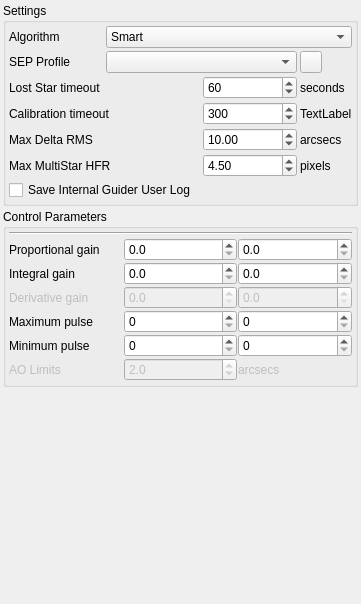
Old version of the form kstars/ekos/guide/opsguide.ui in the repository KDE/kstars.
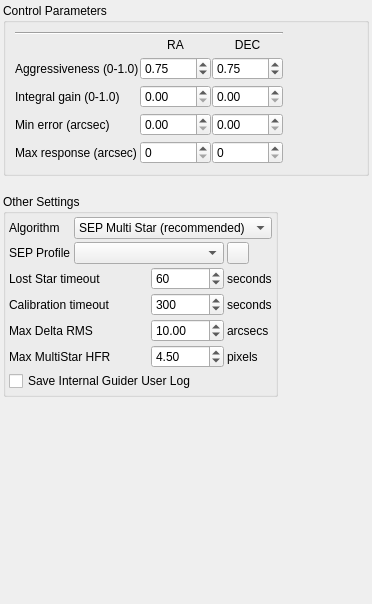
New version of the form.

Commit message: Refactor guider, adjust UI, convert to 0-1.0 control parameter, use calibration, add calibration test.

Diff of the .ui file:
```diff
--- a/kstars/ekos/guide/opsguide.ui
+++ b/kstars/ekos/guide/opsguide.ui
@@ -6,7 +6,7 @@
    <rect>
     <x>0</x>
     <y>0</y>
-    <width>361</width>
+    <width>372</width>
     <height>604</height>
    </rect>
   </property>
@@ -27,9 +27,264 @@
     <number>3</number>
    </property>
    <item>
+    <widget class="QGroupBox" name="controlGroup">
+     <property name="title">
+      <string>Control Parameters</string>
+     </property>
+     <layout class="QHBoxLayout" name="horizontalLayout_1">
+      <item>
+       <layout class="QVBoxLayout" name="verticalLayout_3">
+        <property name="spacing">
+         <number>3</number>
+        </property>
+        <property name="leftMargin">
+         <number>0</number>
+        </property>
+        <property name="topMargin">
+         <number>0</number>
+        </property>
+        <property name="rightMargin">
+         <number>0</number>
+        </property>
+        <property name="bottomMargin">
+         <number>0</number>
+        </property>
+        <item>
+         <widget class="Line" name="line">
+          <property name="orientation">
+           <enum>Qt::Horizontal</enum>
+          </property>
+         </widget>
+        </item>
+        <item>
+         <layout class="QGridLayout" name="gridLayout_3" columnstretch="1,0,0">
+          <property name="horizontalSpacing">
+           <number>1</number>
+          </property>
+          <property name="verticalSpacing">
+           <number>5</number>
+          </property>
+          <item row="2" column="0">
+           <widget class="QLabel" name="l_12">
+            <property name="toolTip">
+             <string>&lt;html&gt;&lt;head/&gt;&lt;body&gt;&lt;p&gt;This adds a correction term based on the average of the past 50 guide deviations. For example, if the deviation is consistently negative, this will attempt to compensate. Best to start with 0.0 (no effect) and only use this if necessary.&lt;/p&gt;&lt;/body&gt;&lt;/html&gt;</string>
+            </property>
+            <property name="text">
+             <string>Integral gain (0-1.0)</string>
+            </property>
+           </widget>
+          </item>
+          <item row="1" column="1">
+           <widget class="QDoubleSpinBox" name="spinBox_PropGainRA">
+            <property name="decimals">
+             <number>2</number>
+            </property>
+            <property name="maximum">
+             <double>2.000000000000000</double>
+            </property>
+            <property name="singleStep">
+             <double>0.050000000000000</double>
+            </property>
+            <property name="value">
+             <double>0.750000000000000</double>
+            </property>
+           </widget>
+          </item>
+          <item row="1" column="0">
+           <widget class="QLabel" name="l_11">
+            <property name="toolTip">
+             <string>&lt;html&gt;&lt;head/&gt;&lt;body&gt;&lt;p&gt;How aggressively the guider attempts to correct the guide deviations. 1.0 would attempt to fully correct the error. It's best to use an aggressiveness less than 1.0 to avoid oscillations.&lt;/p&gt;&lt;/body&gt;&lt;/html&gt;</string>
+            </property>
+            <property name="text">
+             <string>Aggressiveness (0-1.0)</string>
+            </property>
+            <property name="margin">
+             <number>0</number>
+            </property>
+            <property name="indent">
+             <number>0</number>
+            </property>
+           </widget>
+          </item>
+          <item row="1" column="2">
+           <widget class="QDoubleSpinBox" name="spinBox_PropGainDEC">
+            <property name="decimals">
+             <number>2</number>
+            </property>
+            <property name="maximum">
+             <double>2.000000000000000</double>
+            </property>
+            <property name="singleStep">
+             <double>0.050000000000000</double>
+            </property>
+            <property name="value">
+             <double>0.750000000000000</double>
+            </property>
+           </widget>
+          </item>
+          <item row="0" column="2">
+           <widget class="QLabel" name="l_02">
+            <property name="text">
+             <string>DEC</string>
+            </property>
+            <property name="alignment">
+             <set>Qt::AlignCenter</set>
+            </property>
+           </widget>
+          </item>
+          <item row="0" column="1">
+           <widget class="QLabel" name="l_01">
+            <property name="text">
+             <string>RA</string>
+            </property>
+            <property name="alignment">
+             <set>Qt::AlignCenter</set>
+            </property>
+           </widget>
+          </item>
+          <item row="4" column="0">
+           <widget class="QLabel" name="l_14">
+            <property name="toolTip">
+             <string>&lt;html&gt;&lt;head/&gt;&lt;body&gt;&lt;p&gt;Maximum guide pulse that is generated by the guider and sent to the mount in arc-second units. That is, the guider will not attempt to move the mount more than this many arc-seconds at any given time.&lt;/p&gt;&lt;/body&gt;&lt;/html&gt;</string>
+            </property>
+            <property name="text">
+             <string>Max response (arcsec)</string>
+            </property>
+            <property name="rightMargin" stdset="0">
+             <number>5</number>
+            </property>
+           </widget>
+          </item>
+          <item row="3" column="1">
+           <widget class="QDoubleSpinBox" name="spinBox_MinPulseArcSecRA">
+            <property name="decimals">
+             <number>2</number>
+            </property>
+            <property name="maximum">
+             <double>1000.000000000000000</double>
+            </property>
+            <property name="singleStep">
+             <double>0.100000000000000</double>
+            </property>
+           </widget>
+          </item>
+          <item row="2" column="1">
+           <widget class="QDoubleSpinBox" name="spinBox_IntGainRA">
+            <property name="decimals">
+             <number>2</number>
+            </property>
+            <property name="maximum">
+             <double>1.000000000000000</double>
+            </property>
+            <property name="singleStep">
+             <double>0.050000000000000</double>
+            </property>
+           </widget>
+          </item>
+          <item row="3" column="0">
+           <widget class="QLabel" name="l_15">
+            <property name="toolTip">
+             <string>&lt;html&gt;&lt;head/&gt;&lt;body&gt;&lt;p&gt;Minimum guide deviation, in arc-seconds, for which a guide pulse would be sent to the mount. If the guide error is less than this value, then no pulse is sent to the mount.&lt;/p&gt;&lt;/body&gt;&lt;/html&gt;</string>
+            </property>
+            <property name="text">
+             <string>Min error (arcsec)</string>
+            </property>
+            <property name="rightMargin" stdset="0">
+             <number>5</number>
+            </property>
+           </widget>
+          </item>
+          <item row="2" column="2">
+           <widget class="QDoubleSpinBox" name="spinBox_IntGainDEC">
+            <property name="decimals">
+             <number>2</number>
+            </property>
+            <property name="maximum">
+             <double>1.000000000000000</double>
+            </property>
+            <property name="singleStep">
+             <double>0.050000000000000</double>
+            </property>
+           </widget>
+          </item>
+          <item row="4" column="2">
+           <widget class="QSpinBox" name="spinBox_MaxPulseArcSecDEC">
+            <property name="maximum">
+             <number>3600</number>
+            </property>
+            <property name="singleStep">
+             <number>10</number>
+            </property>
+           </widget>
+          </item>
+          <item row="4" column="1">
+           <widget class="QSpinBox" name="spinBox_MaxPulseArcSecRA">
+            <property name="maximum">
+             <number>3600</number>
+            </property>
+            <property name="singleStep">
+             <number>10</number>
+            </property>
+           </widget>
+          </item>
+          <item row="3" column="2">
+           <widget class="QDoubleSpinBox" name="spinBox_MinPulseArcSecDEC">
+            <property name="decimals">
+             <number>2</number>
+            </property>
+            <property name="maximum">
+             <double>1000.000000000000000</double>
+            </property>
+            <property name="singleStep">
+             <double>0.100000000000000</double>
+            </property>
+           </widget>
+          </item>
+         </layout>
+        </item>
+       </layout>
+      </item>
+      <item>
+       <spacer name="hSpacer">
+        <property name="orientation">
+         <enum>Qt::Horizontal</enum>
+        </property>
+        <property name="sizeType">
+         <enum>QSizePolicy::Expanding</enum>
+        </property>
+        <property name="sizeHint" stdset="0">
+         <size>
+          <width>0</width>
+          <height>0</height>
+         </size>
+        </property>
+       </spacer>
+      </item>
+     </layout>
+    </widget>
+   </item>
+   <item>
+    <spacer name="verticalSpacer_2">
+     <property name="orientation">
+      <enum>Qt::Vertical</enum>
+     </property>
+     <property name="sizeType">
+      <enum>QSizePolicy::Fixed</enum>
+     </property>
+     <property name="sizeHint" stdset="0">
+      <size>
+       <width>20</width>
+       <height>15</height>
+      </size>
+     </property>
+    </spacer>
+   </item>
+   <item>
+    <layout class="QHBoxLayout" name="horizontalLayout_2">
+     <item>
     <widget class="QGroupBox" name="groupBox">
      <property name="title">
-      <string>Settings</string>
+        <string>Other Settings</string>
      </property>
      <layout class="QGridLayout" name="gridLayout_2">
       <property name="leftMargin">
@@ -115,6 +370,9 @@
           <verstretch>0</verstretch>
          </sizepolicy>
         </property>
+          <property name="currentIndex">
+           <number>5</number>
+          </property>
         <item>
          <property name="text">
           <string>Smart</string>
@@ -160,7 +418,7 @@
       <item row="4" column="3">
        <widget class="QLabel" name="label_17">
         <property name="text">
-         <string>TextLabel</string>
+           <string>seconds</string>
         </property>
        </widget>
       </item>
@@ -263,234 +521,23 @@
      </layout>
     </widget>
    </item>
-
-  
    <item>
-    <widget class="QGroupBox" name="controlGroup">
-     <property name="title">
-      <string>Control Parameters</string>
-     </property>
-     <layout class="QVBoxLayout" name="verticalLayout_3">
-      <property name="spacing">
-       <number>3</number>
-      </property>
-      <property name="leftMargin">
-       <number>3</number>
-      </property>
-      <property name="topMargin">
-       <number>3</number>
-      </property>
-      <property name="rightMargin">
-       <number>3</number>
-      </property>
-      <property name="bottomMargin">
-       <number>3</number>
-      </property>
-      <item>
-       <widget class="Line" name="line">
+      <spacer name="hSpacer2">
         <property name="orientation">
          <enum>Qt::Horizontal</enum>
         </property>
-       </widget>
-      </item>
-      <item>
-       <layout class="QGridLayout" name="gridLayout_3">
-        <property name="spacing">
-         <number>1</number>
-        </property>
-        <item row="0" column="0">
-         <widget class="QLabel" name="l_11">
-          <property name="toolTip">
-           <string>&lt;html&gt;&lt;head/&gt;&lt;body&gt;&lt;p&gt;Proportional term accounts for present values of the error. For example, if the error is large and positive, the guider corrective pulse will also be large and positive.&lt;/p&gt;&lt;/body&gt;&lt;/html&gt;</string>
-          </property>
-          <property name="text">
-           <string>Proportional gain</string>
-          </property>
-         </widget>
-        </item>
-        <item row="0" column="1">
-         <widget class="QDoubleSpinBox" name="spinBox_PropGainRA">
-          <property name="decimals">
-           <number>1</number>
-          </property>
-          <property name="maximum">
-           <double>1000.000000000000000</double>
-          </property>
-         </widget>
-        </item>
-        <item row="0" column="2">
-         <widget class="QDoubleSpinBox" name="spinBox_PropGainDEC">
-          <property name="decimals">
-           <number>1</number>
-          </property>
-          <property name="maximum">
-           <double>1000.000000000000000</double>
-          </property>
-         </widget>
-        </item>
-        <item row="1" column="0">
-         <widget class="QLabel" name="l_12">
-          <property name="toolTip">
-           <string>&lt;html&gt;&lt;head/&gt;&lt;body&gt;&lt;p&gt;Integral term accounts for past values of the error. For example, if the current pulse is not sufficiently strong, the integral of the error will accumulate over time, and the guider will respond by applying a stronger action.&lt;/p&gt;&lt;/body&gt;&lt;/html&gt;</string>
-          </property>
-          <property name="text">
-           <string>Integral gain</string>
-          </property>
-         </widget>
-        </item>
-        <item row="1" column="1">
-         <widget class="QDoubleSpinBox" name="spinBox_IntGainRA">
-          <property name="decimals">
-           <number>1</number>
-          </property>
-          <property name="maximum">
-           <double>1000.000000000000000</double>
-          </property>
-         </widget>
-        </item>
-        <item row="1" column="2">
-         <widget class="QDoubleSpinBox" name="spinBox_IntGainDEC">
-          <property name="decimals">
-           <number>1</number>
-          </property>
-          <property name="maximum">
-           <double>1000.000000000000000</double>
-          </property>
-         </widget>
-        </item>
-        <item row="2" column="0">
-         <widget class="QLabel" name="l_13">
-          <property name="enabled">
-           <bool>false</bool>
-          </property>
-          <property name="toolTip">
-           <string>Derivative term accounts for possible future trends of the error, based on its current rate of change.</string>
-          </property>
-          <property name="text">
-           <string>Derivative gain</string>
-          </property>
-         </widget>
-        </item>
-        <item row="2" column="1">
-         <widget class="QDoubleSpinBox" name="spinBox_DerGainRA">
-          <property name="enabled">
-           <bool>false</bool>
-          </property>
-          <property name="decimals">
-           <number>1</number>
-          </property>
-          <property name="maximum">
-           <double>1000.000000000000000</double>
-          </property>
-         </widget>
-        </item>
-        <item row="2" column="2">
-         <widget class="QDoubleSpinBox" name="spinBox_DerGainDEC">
-          <property name="enabled">
-           <bool>false</bool>
-          </property>
-          <property name="decimals">
-           <number>1</number>
-          </property>
-          <property name="maximum">
-           <double>1000.000000000000000</double>
-          </property>
-         </widget>
-        </item>
-        <item row="3" column="0">
-         <widget class="QLabel" name="l_14">
-          <property name="toolTip">
-           <string>&lt;html&gt;&lt;head/&gt;&lt;body&gt;&lt;p&gt;Maximum guide pulse that is generated by the guider and sent to the mount.&lt;/p&gt;&lt;/body&gt;&lt;/html&gt;</string>
-          </property>
-          <property name="text">
-           <string>Maximum pulse</string>
-          </property>
-         </widget>
-        </item>
-        <item row="3" column="1">
-         <widget class="QSpinBox" name="spinBox_MaxPulseRA">
-          <property name="maximum">
-           <number>9999</number>
-          </property>
-         </widget>
-        </item>
-        <item row="3" column="2">
-         <widget class="QSpinBox" name="spinBox_MaxPulseDEC">
-          <property name="maximum">
-           <number>9999</number>
-          </property>
-         </widget>
-        </item>
-        <item row="4" column="0">
-         <widget class="QLabel" name="l_15">
-          <property name="toolTip">
-           <string>&lt;html&gt;&lt;head/&gt;&lt;body&gt;&lt;p&gt;Minimum guide pulse that is sent to the mount. If the generated pulse is less than this value, then no pulse is sent to the mount.&lt;/p&gt;&lt;/body&gt;&lt;/html&gt;</string>
-          </property>
-          <property name="text">
-           <string>Minimum pulse</string>
-          </property>
-         </widget>
-        </item>
-        <item row="4" column="1">
-         <widget class="QSpinBox" name="spinBox_MinPulseRA">
-          <property name="maximum">
-           <number>9999</number>
-          </property>
-         </widget>
-        </item>
-        <item row="4" column="2">
-         <widget class="QSpinBox" name="spinBox_MinPulseDEC">
-          <property name="maximum">
-           <number>9999</number>
-          </property>
-         </widget>
-        </item>
-        <item row="5" column="0">
-         <widget class="QLabel" name="l_23">
-          <property name="enabled">
-           <bool>false</bool>
-          </property>
-          <property name="text">
-           <string>AO Limits</string>
-          </property>
-         </widget>
-        </item>
-        <item row="5" column="1">
-         <widget class="QDoubleSpinBox" name="spinBox_AOLimit">
-          <property name="enabled">
-           <bool>false</bool>
-          </property>
-          <property name="toolTip">
-           <string>Maximum deviation to correct for using Adaptive Optics unit. If the guiding deviation exceeds this value, Ekos will guide the mount mechanically</string>
-          </property>
-          <property name="decimals">
-           <number>1</number>
-          </property>
-          <property name="maximum">
-           <double>30.000000000000000</double>
-          </property>
-          <property name="singleStep">
-           <double>0.500000000000000</double>
-          </property>
-          <property name="value">
-           <double>2.000000000000000</double>
-          </property>
-         </widget>
-        </item>
-        <item row="5" column="2">
-         <widget class="QLabel" name="l_24">
-          <property name="enabled">
-           <bool>false</bool>
-          </property>
-          <property name="text">
-           <string>arcsecs</string>
-          </property>
-         </widget>
-        </item>
-       </layout>
-      </item>
-     </layout>
-    </widget>
+       <property name="sizeType">
+        <enum>QSizePolicy::Expanding</enum>
+       </property>
+       <property name="sizeHint" stdset="0">
+        <size>
+         <width>0</width>
+         <height>0</height>
+        </size>
+       </property>
+      </spacer>
+     </item>
+    </layout>
    </item>
    <item>
     <spacer name="verticalSpacer">
```
Left out of the diff: 24 changed lines with no effect on the pictures. Lines whose indentation alone changed are shown as unchanged. The commit also changes 22 other files.
